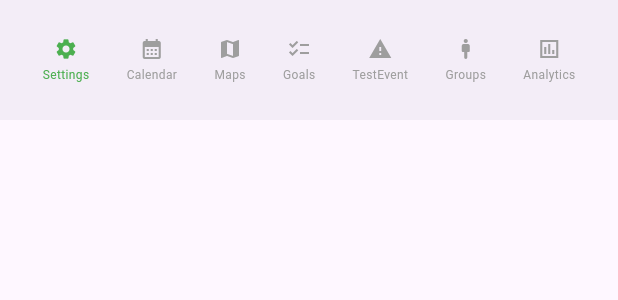
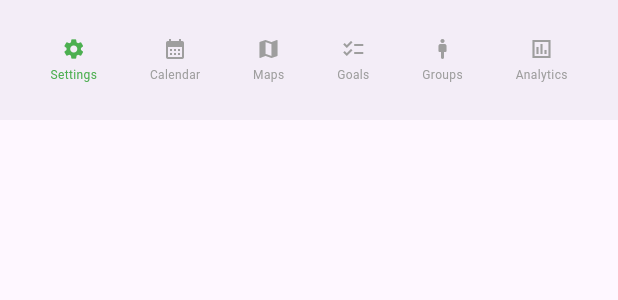
Before and after one commit to maximilian-mallory/jewel, a Flutter app: the CustomNavBar widget shown alone on an empty page, opened directly with empty values, on a phone screen of 412 x 824 dp. Shown: the top 300 px of the screen. Run offline on Flutter 3.47's test engine with Material 3 defaults, Android fonts, the phone set to English and light mode, and no system bars; our stand-ins replace cloud_firestore, file_picker, firebase_auth, firebase_core, firebase_storage, flutter_colorpicker and 10 more; missing offline and left inert: firebase_ui_auth, firebase_ui_oauth_google, flutter_polyline_points, google_geocoding_api, google_maps_routes, google_sign_in_web and 4 more; accounts and stored records are empty; statements that could not run were skipped.

Commit message:
Removed testevent tab in bottom navbar and added some input validation

```diff
--- a/jewel/lib/google/calendar/googleapi.dart
+++ b/jewel/lib/google/calendar/googleapi.dart
@@ -185,8 +185,7 @@ Future<void> insertGoogleEvent({
 }) async {
   try {
     if (startDate.isAfter(endDate) || startDate.isAtSameMomentAs(endDate)) {
-      print("Error: Start time must be before end time.");
-      return;
+      throw("Start time must be before end time.");
     }
     // Create a new event
     var event = gcal.Event()
--- a/jewel/lib/widgets/custom_nav.dart
+++ b/jewel/lib/widgets/custom_nav.dart
@@ -53,9 +53,8 @@ class CustomNavBar extends StatelessWidget {
             _buildNavItem(context, Icons.calendar_month, 'Calendar', 1, sizes),
             _buildNavItem(context, Icons.map, 'Maps', 2, sizes),
             _buildNavItem(context, Icons.checklist_sharp, 'Goals', 3, sizes),
-            _buildNavItem(context, Icons.warning, 'TestEvent', 4, sizes),
-            _buildNavItem(context, Icons.man_2_rounded, 'Groups', 5, sizes),
-            _buildNavItem(context, Icons.insert_chart_outlined_sharp, 'Analytics', 6, sizes),
+            _buildNavItem(context, Icons.man_2_rounded, 'Groups', 4, sizes),
+            _buildNavItem(context, Icons.insert_chart_outlined_sharp, 'Analytics', 5, sizes),
           ],
         ),
       ),
--- a/jewel/lib/widgets/home_screen.dart
+++ b/jewel/lib/widgets/home_screen.dart
@@ -19,7 +19,6 @@ import 'package:provider/provider.dart';
 import 'package:jewel/screens/test_screen1.dart';
 import 'package:jewel/screens/user_group_screen.dart';
 import 'package:jewel/screens/analytics_screen.dart';
-import 'package:jewel/screens/test_screen2.dart';
 import 'package:jewel/google/calendar/calendar_logic.dart';
 import 'package:jewel/google/calendar/google_sign_in.dart';
 import 'package:jewel/utils/text_style_notifier.dart';
@@ -148,7 +147,6 @@ class _HomeScreenState extends State<HomeScreen> {
       CalendarEventsView(),
       MapSample(),
       GoalScreen(),
-      Screen2(),
       UserGroupScreen(),
       AnalyticsScreen(),
     ];
```
Also changed, not shown: jewel/lib/google_events/events_form.dart (+8 -1 lines), jewel/lib/screens/test_screen2.dart (deleted, +0 -34 lines).
